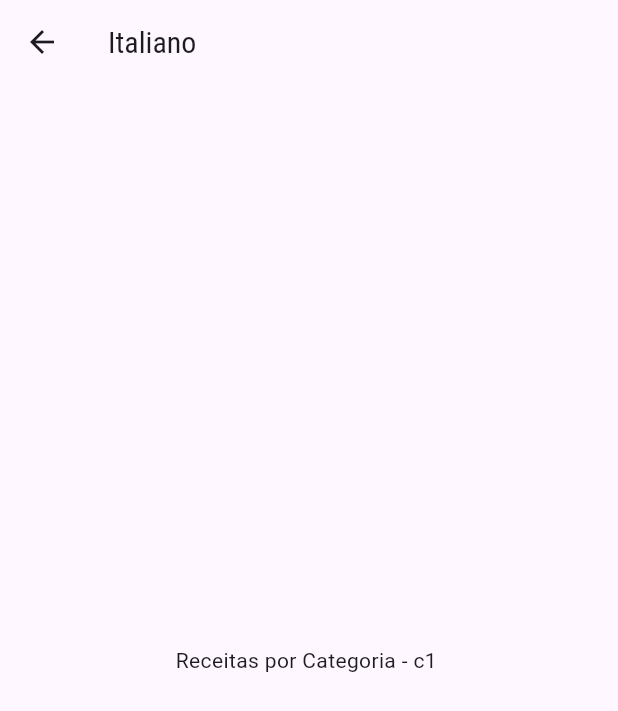
After one commit to lucasalmeida00/meals, a Flutter app: the screen it shows after launch, after a tap on "Italiano", on a phone screen of 412 x 824 dp. The commit adds this screen. Shown: the top 711 px of the screen. Run offline on Flutter 3.47's test engine with Material 3 defaults, Android fonts, the phone set to English and light mode, and no system bars.

Commit message:
feat: adicionado rota para visualizar o detalhe da categoria

```diff
--- a/lib/components/category_item.dart
+++ b/lib/components/category_item.dart
@@ -1,14 +1,33 @@
 import 'package:flutter/material.dart';
 import '../models/category.dart';
+import '../screens/categories_meals_screen.dart';
 
 class CategoryItem extends StatelessWidget {
   final Category category;
 
   const CategoryItem({super.key, required this.category});
 
+  void _selectCategory(BuildContext context) {
+    Navigator.of(context).push(
+      MaterialPageRoute(
+        builder: (_) => CategoriesMealsScreen(
+          category: category,
+        ),
+      ),
+    );
+    // Navigator.of(context).pushNamed(
+    //   CategoriesMealsScreen.routeName,
+    //   arguments: category,
+    // );
+  }
+
   @override
   Widget build(BuildContext context) {
-    return Container(
+    return InkWell(
+      onTap: () => _selectCategory(context),
+      splashColor: Theme.of(context).primaryColor,
+      borderRadius: BorderRadius.circular(15),
+      child: Container(
         decoration: BoxDecoration(
           borderRadius: BorderRadius.circular(15),
           gradient: LinearGradient(
@@ -26,6 +45,7 @@ class CategoryItem extends StatelessWidget {
             style: Theme.of(context).textTheme.titleLarge,
           ),
         ),
+      ),
     );
   }
 }
--- /dev/null
+++ b/lib/screens/categories_meals_screen.dart
@@ -0,0 +1,20 @@
+import 'package:flutter/material.dart';
+import 'package:meals/models/category.dart';
+
+class CategoriesMealsScreen extends StatelessWidget {
+  final Category category;
+
+  const CategoriesMealsScreen({required this.category, super.key});
+
+  @override
+  Widget build(BuildContext context) {
+    return Scaffold(
+      appBar: AppBar(
+        title: Text(category.title),
+      ),
+      body: Center(
+        child: Text("Receitas por Categoria - ${category.id} "),
+      ),
+    );
+  }
+}
```
Lines whose indentation alone changed are shown as unchanged.
